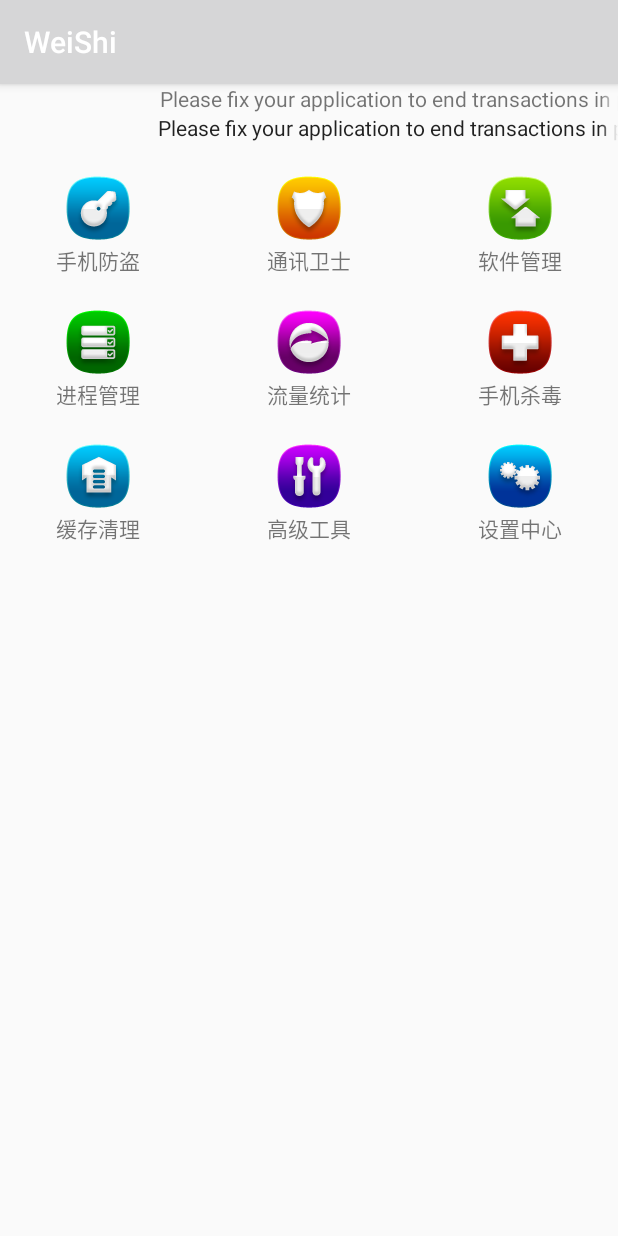
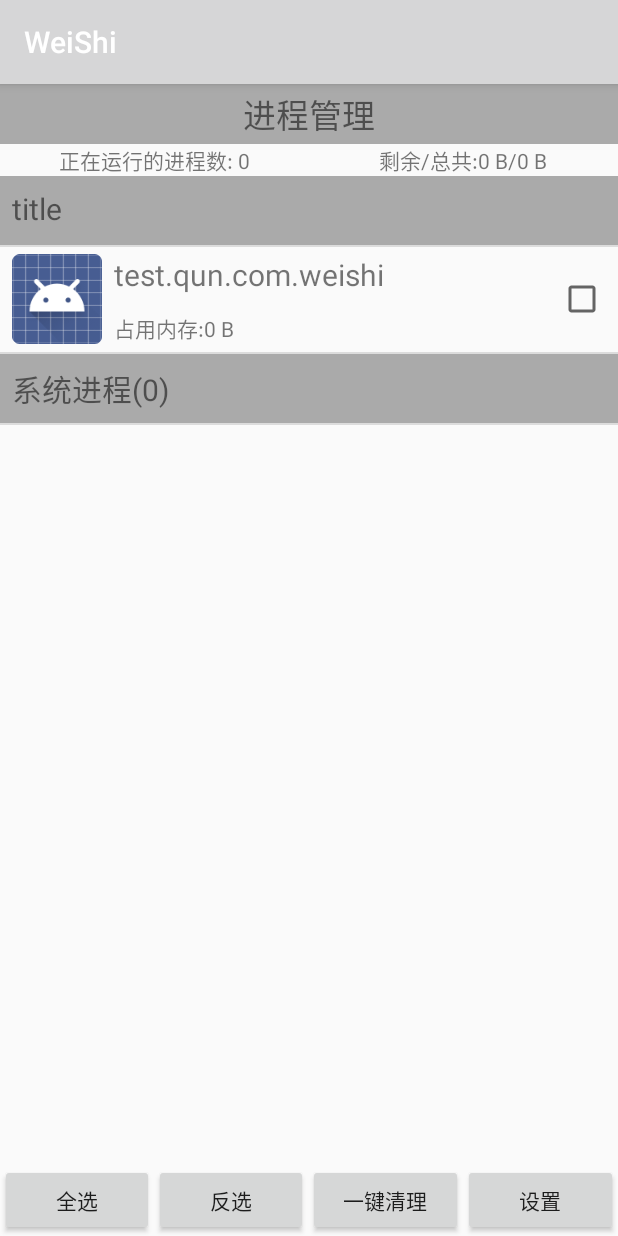
Before and after one commit to weimcgrady91/WeiShi, an Android app: the screen it shows after launch (MainActivity before the commit, ProcessManagerActivity after it), after a tap on "进程管理", on a phone screen of 412 x 824 dp. Run offline under Robolectric (Android 15) with nearby library versions, the phone set to English and light mode, and no system bars; libraries missing offline, so code that uses them is left out: com.jaredrummler.android; 4 statements that could not run were skipped; 3 other taps on this screen came first.

Commit message:
提交进程管理

```diff
--- a/app/build.gradle
+++ b/app/build.gradle
@@ -24,6 +24,7 @@ dependencies {
     implementation 'com.android.support.constraint:constraint-layout:1.0.2'
     implementation 'com.android.support:support-v4:26.1.0'
     implementation 'com.squareup.okhttp3:okhttp:3.10.0'
+    implementation 'com.jaredrummler:android-processes:1.1.1'
     testImplementation 'junit:junit:4.12'
     androidTestImplementation 'com.android.support.test:runner:1.0.1'
     androidTestImplementation 'com.android.support.test.espresso:espresso-core:3.0.1'
--- a/app/src/main/AndroidManifest.xml
+++ b/app/src/main/AndroidManifest.xml
@@ -172,7 +172,8 @@
             </intent-filter>
         </service>
 
-        <activity android:name=".activity.AppManagerActivity"></activity>
+        <activity android:name=".activity.AppManagerActivity" />
+        <activity android:name=".activity.ProcessManagerActivity"></activity>
     </application>
 
 </manifest>
--- a/app/src/main/java/test/qun/com/weishi/activity/MainActivity.java
+++ b/app/src/main/java/test/qun/com/weishi/activity/MainActivity.java
@@ -62,6 +62,9 @@ public class MainActivity extends BaseActivity implements PwdFragment.OnPwdFragm
                 break;
             case 2:
                 AppManagerActivity.enter(this);
+                break;
+            case 3:
+                ProcessManagerActivity.enter(this);
                 break;
             case 7:
                 AdvancedToolsActivity.enter(this);
--- /dev/null
+++ b/app/src/main/java/test/qun/com/weishi/activity/ProcessManagerActivity.java
@@ -0,0 +1,194 @@
+package test.qun.com.weishi.activity;
+
+import android.content.Context;
+import android.content.Intent;
+import android.os.Bundle;
+import android.os.Handler;
+import android.os.Message;
+import android.support.v7.app.AppCompatActivity;
+import android.text.format.Formatter;
+import android.view.LayoutInflater;
+import android.view.View;
+import android.view.ViewGroup;
+import android.widget.BaseAdapter;
+import android.widget.Button;
+import android.widget.CheckBox;
+import android.widget.ImageView;
+import android.widget.ListView;
+import android.widget.TextView;
+
+import java.util.ArrayList;
+import java.util.List;
+
+import test.qun.com.weishi.R;
+import test.qun.com.weishi.bean.ProcessBean;
+import test.qun.com.weishi.engine.ProcessEngine;
+
+public class ProcessManagerActivity extends AppCompatActivity {
+
+    private TextView mTvProcessCount;
+    private ProcessEngine mProcessEngine;
+    private TextView mTvMemory;
+    private List<ProcessBean> customList = new ArrayList<>();
+    private List<ProcessBean> sysList = new ArrayList<>();
+    private ProcessAdapter mAdapter;
+
+    @Override
+    protected void onCreate(Bundle savedInstanceState) {
+        super.onCreate(savedInstanceState);
+        setContentView(R.layout.activity_process_manager);
+        initViews();
+        mProcessEngine = new ProcessEngine();
+    }
+
+    private void initViews() {
+        mTvProcessCount = findViewById(R.id.tv_process_count);
+        mTvMemory = findViewById(R.id.tv_memory);
+        ListView listView = findViewById(R.id.listView);
+        mAdapter = new ProcessAdapter(this);
+        listView.setAdapter(mAdapter);
+        TextView tvTitle = findViewById(R.id.tv_title);
+        Button btnSelectAll = findViewById(R.id.btn_select_all);
+        Button btnUnSelectAll = findViewById(R.id.btn_un_select_all);
+        Button btnClear = findViewById(R.id.btn_clear);
+        Button btnSetting = findViewById(R.id.btn_setting);
+    }
+
+    @Override
+    protected void onStart() {
+        super.onStart();
+        mTvProcessCount.setText("正在运行的进程数: " + mProcessEngine.obtainProcessCount(this) + "");
+        mTvMemory.setText("剩余/总共:" + Formatter.formatFileSize(this, mProcessEngine.obtainAvailableMemory(this))
+                + "/" + Formatter.formatFileSize(this, mProcessEngine.obtainTotalMemory(this)));
+        queryProcessInfo();
+    }
+
+    private Handler mHandler = new Handler() {
+        @Override
+        public void handleMessage(Message msg) {
+            super.handleMessage(msg);
+            mAdapter.notifyDataSetChanged();
+        }
+    };
+
+    public class ProcessAdapter extends BaseAdapter {
+        LayoutInflater mInflater;
+
+        public ProcessAdapter(Context context) {
+            mInflater = LayoutInflater.from(context);
+        }
+
+        @Override
+        public int getCount() {
+            return sysList.size() + customList.size() + 2;
+        }
+
+        @Override
+        public ProcessBean getItem(int position) {
+            if (position == 0 || position == customList.size() + 1) {
+                return null;
+            } else {
+                if (position < customList.size() + 1) {
+                    return customList.get(position - 1);
+                } else {
+                    return sysList.get(position - customList.size() - 2);
+                }
+            }
+        }
+
+        @Override
+        public long getItemId(int position) {
+            return position;
+        }
+
+        @Override
+        public int getViewTypeCount() {
+            return 2;
+        }
+
+        @Override
+        public int getItemViewType(int position) {
+            if (position == 0 || position == customList.size() + 1) {
+                return 0;
+            } else {
+                return 1;
+            }
+        }
+
+        @Override
+        public View getView(int position, View convertView, ViewGroup parent) {
+            if (getItemViewType(position) == 0) {
+                TitleViewHolder viewHolder;
+                if (convertView == null) {
+                    convertView = mInflater.inflate(R.layout.listview_app_item_title, parent, false);
+                    viewHolder = new TitleViewHolder();
+                    viewHolder.title = convertView.findViewById(R.id.tv_title);
+                    convertView.setTag(viewHolder);
+                } else {
+                    viewHolder = (TitleViewHolder) convertView.getTag();
+                }
+                if (position == 0) {
+                    viewHolder.title.setText("用户进程(" + customList.size() + ")");
+                } else {
+                    viewHolder.title.setText("系统进程(" + sysList.size() + ")");
+                }
+                return convertView;
+            } else {
+                ViewHolder viewHolder;
+                if (convertView == null) {
+                    convertView = mInflater.inflate(R.layout.process_manager_item, parent, false);
+                    viewHolder = new ViewHolder();
+                    viewHolder.icon = convertView.findViewById(R.id.img_icon);
+                    viewHolder.packageName = convertView.findViewById(R.id.tv_package_name);
+                    viewHolder.memory = convertView.findViewById(R.id.tv_memory);
+                    viewHolder.isSelected = convertView.findViewById(R.id.cb_selected);
+                    convertView.setTag(viewHolder);
+                } else {
+                    viewHolder = (ViewHolder) convertView.getTag();
+                }
+                viewHolder.icon.setImageDrawable(getItem(position).getIcon());
+                viewHolder.packageName.setText(getItem(position).getPackageName());
+                String strSize = Formatter.formatFileSize(getApplicationContext(), getItem(position).memSize);
+                viewHolder.memory.setText("占用内存:" + strSize);
+                return convertView;
+            }
+
+        }
+
+        public class TitleViewHolder {
+            TextView title;
+        }
+
+        public class ViewHolder {
+            ImageView icon;
+            TextView packageName;
+            TextView memory;
+            CheckBox isSelected;
+        }
+    }
+
+    private void queryProcessInfo() {
+        new Thread(new Runnable() {
+            @Override
+            public void run() {
+                sysList.clear();
+                customList.clear();
+                List<ProcessBean> beans = mProcessEngine.obtainProcessInfo(ProcessManagerActivity.this);
+                for (ProcessBean bean : beans) {
+                    if (bean.isSystem()) {
+                        sysList.add(bean);
+                    } else {
+                        customList.add(bean);
+                    }
+                }
+
+                mHandler.sendEmptyMessage(1);
+            }
+        }).start();
+    }
+
+    public static void enter(Context context) {
+        Intent intent = new Intent(context, ProcessManagerActivity.class);
+        context.startActivity(intent);
+    }
+}
--- /dev/null
+++ b/app/src/main/java/test/qun/com/weishi/bean/ProcessBean.java
@@ -0,0 +1,64 @@
+package test.qun.com.weishi.bean;
+
+import android.graphics.drawable.Drawable;
+
+/**
+ * Created by Administrator on 2018/3/22 0022.
+ */
+
+public class ProcessBean {
+    public String name;//应用名称
+    public Drawable icon;//应用图标
+    public long memSize;//应用已使用的内存数
+    public boolean isCheck;//是否被选中
+    public boolean isSystem;//是否为系统应用
+    public String packageName;//
+
+    public String getName() {
+        return name;
+    }
+
+    public void setName(String name) {
+        this.name = name;
+    }
+
+    public Drawable getIcon() {
+        return icon;
+    }
+
+    public void setIcon(Drawable icon) {
+        this.icon = icon;
+    }
+
+    public long getMemSize() {
+        return memSize;
+    }
+
+    public void setMemSize(long memSize) {
+        this.memSize = memSize;
+    }
+
+    public boolean isCheck() {
+        return isCheck;
+    }
+
+    public void setCheck(boolean check) {
+        isCheck = check;
+    }
+
+    public boolean isSystem() {
+        return isSystem;
+    }
+
+    public void setSystem(boolean system) {
+        isSystem = system;
+    }
+
+    public String getPackageName() {
+        return packageName;
+    }
+
+    public void setPackageName(String packageName) {
+        this.packageName = packageName;
+    }
+}
--- /dev/null
+++ b/app/src/main/java/test/qun/com/weishi/engine/ProcessEngine.java
@@ -0,0 +1,90 @@
+package test.qun.com.weishi.engine;
+
+import android.app.ActivityManager;
+import android.content.Context;
+import android.content.pm.ApplicationInfo;
+import android.content.pm.PackageManager;
+import android.os.Debug;
+
+import com.jaredrummler.android.processes.AndroidProcesses;
+import com.jaredrummler.android.processes.models.AndroidAppProcess;
+
+import java.util.ArrayList;
+import java.util.List;
+
+import test.qun.com.weishi.R;
+import test.qun.com.weishi.bean.ProcessBean;
+
+/**
+ * Created by Administrator on 2018/3/22 0022.
+ */
+
+public class ProcessEngine {
+    public int obtainProcessCount(Context context) {
+//        ActivityManager am = (ActivityManager) context.getSystemService(Context.ACTIVITY_SERVICE);
+        //2,获取正在运行进程的集合
+//        List<ActivityManager.RunningAppProcessInfo> runningAppProcesses = am.getRunningAppProcesses();
+        //3,返回集合的总数
+        List<AndroidAppProcess> processes = AndroidProcesses.getRunningAppProcesses();
+        return processes.size();
+    }
+
+    public long obtainAvailableMemory(Context context) {
+        //1,获取activityManager
+        ActivityManager am = (ActivityManager) context.getSystemService(Context.ACTIVITY_SERVICE);
+        //2,构建存储可用内存的对象
+        ActivityManager.MemoryInfo memoryInfo = new ActivityManager.MemoryInfo();
+        //3,给memoryInfo对象赋(可用内存)值
+        am.getMemoryInfo(memoryInfo);
+        //4,获取memoryInfo中相应可用内存大小
+        return memoryInfo.availMem;
+    }
+
+    public long obtainTotalMemory(Context context) {
+        //1,获取activityManager
+        ActivityManager am = (ActivityManager) context.getSystemService(Context.ACTIVITY_SERVICE);
+        //2,构建存储可用内存的对象
+        ActivityManager.MemoryInfo memoryInfo = new ActivityManager.MemoryInfo();
+        //3,给memoryInfo对象赋(可用内存)值
+        am.getMemoryInfo(memoryInfo);
+        //4,获取memoryInfo中相应可用内存大小
+        return memoryInfo.totalMem;
+    }
+
+    public List<ProcessBean> obtainProcessInfo(Context context) {
+        List<ProcessBean> processInfoList = new ArrayList<>();
+        ActivityManager am = (ActivityManager) context.getSystemService(Context.ACTIVITY_SERVICE);
+        PackageManager pm = context.getPackageManager();
+        //2,获取正在运行进程的集合
+        List<ActivityManager.RunningAppProcessInfo> runningAppProcesses = am.getRunningAppProcesses();
+        for (ActivityManager.RunningAppProcessInfo runningAppProcessInfo : runningAppProcesses) {
+            ProcessBean bean = new ProcessBean();
+            bean.setPackageName(runningAppProcessInfo.processName);
+            Debug.MemoryInfo[] memoryInfos = am.getProcessMemoryInfo(new int[]{runningAppProcessInfo.pid});
+            android.os.Debug.MemoryInfo memoryInfo = memoryInfos[0];
+            bean.memSize = memoryInfo.getTotalPrivateDirty() * 1024;
+
+            try {
+                ApplicationInfo applicationInfo = pm.getApplicationInfo(bean.packageName, 0);
+                //8,获取应用的名称
+                bean.name = applicationInfo.loadLabel(pm).toString();
+                //9,获取应用的图标
+                bean.icon = applicationInfo.loadIcon(pm);
+                //10,判断是否为系统进程
+                if ((applicationInfo.flags & ApplicationInfo.FLAG_SYSTEM) == ApplicationInfo.FLAG_SYSTEM) {
+                    bean.isSystem = true;
+                } else {
+                    bean.isSystem = false;
+                }
+            } catch (PackageManager.NameNotFoundException e) {
+                //需要处理
+                bean.name = runningAppProcessInfo.processName;
+                bean.icon = context.getResources().getDrawable(R.drawable.ic_launcher);
+                bean.isSystem = true;
+                e.printStackTrace();
+            }
+            processInfoList.add(bean);
+        }
+        return processInfoList;
+    }
+}
--- /dev/null
+++ b/app/src/main/res/layout/activity_process_manager.xml
@@ -0,0 +1,92 @@
+<?xml version="1.0" encoding="utf-8"?>
+<LinearLayout xmlns:android="http://schemas.android.com/apk/res/android"
+    xmlns:app="http://schemas.android.com/apk/res-auto"
+    xmlns:tools="http://schemas.android.com/tools"
+    android:layout_width="match_parent"
+    android:layout_height="match_parent"
+    android:orientation="vertical"
+    tools:context="test.qun.com.weishi.activity.ProcessManagerActivity">
+
+    <TextView
+        android:layout_width="match_parent"
+        android:layout_height="40dp"
+        android:background="@android:color/darker_gray"
+        android:gravity="center"
+        android:text="进程管理"
+        android:textSize="22sp" />
+
+    <LinearLayout
+        android:layout_width="match_parent"
+        android:layout_height="wrap_content">
+
+        <TextView
+            android:id="@+id/tv_process_count"
+            android:layout_width="0dp"
+            android:layout_height="wrap_content"
+            android:layout_weight="1"
+            android:gravity="center"
+            android:text="进程数:" />
+
+        <TextView
+            android:id="@+id/tv_memory"
+            android:layout_width="0dp"
+            android:layout_height="wrap_content"
+            android:layout_weight="1"
+            android:gravity="center"
+            android:text="剩余/总共" />
+    </LinearLayout>
+
+    <FrameLayout
+        android:layout_width="match_parent"
+        android:layout_height="0dp"
+        android:layout_weight="1">
+
+        <ListView
+            android:id="@+id/listView"
+            android:layout_width="match_parent"
+            android:layout_height="match_parent" />
+
+        <TextView
+            android:id="@+id/tv_title"
+            android:layout_width="match_parent"
+            android:layout_height="wrap_content"
+            android:background="@android:color/darker_gray"
+            android:padding="8dp"
+            android:text="title"
+            android:textSize="20sp" />
+    </FrameLayout>
+
+    <LinearLayout
+        android:layout_width="match_parent"
+        android:layout_height="wrap_content"
+        android:orientation="horizontal">
+
+        <Button
+            android:id="@+id/btn_select_all"
+            android:layout_width="0dp"
+            android:layout_height="wrap_content"
+            android:layout_weight="1"
+            android:text="全选" />
+
+        <Button
+            android:id="@+id/btn_un_select_all"
+            android:layout_width="0dp"
+            android:layout_height="wrap_content"
+            android:layout_weight="1"
+            android:text="反选" />
+
+        <Button
+            android:id="@+id/btn_clear"
+            android:layout_width="0dp"
+            android:layout_height="wrap_content"
+            android:layout_weight="1"
+            android:text="一键清理" />
+
+        <Button
+            android:id="@+id/btn_setting"
+            android:layout_width="0dp"
+            android:layout_height="wrap_content"
+            android:layout_weight="1"
+            android:text="设置" />
+    </LinearLayout>
+</LinearLayout>
--- /dev/null
+++ b/app/src/main/res/layout/process_manager_item.xml
@@ -0,0 +1,40 @@
+<?xml version="1.0" encoding="utf-8"?>
+<RelativeLayout xmlns:android="http://schemas.android.com/apk/res/android"
+    android:layout_width="match_parent"
+    android:layout_height="70dp">
+
+    <ImageView
+        android:id="@+id/img_icon"
+        android:layout_width="60dp"
+        android:layout_height="60dp"
+        android:layout_centerVertical="true"
+        android:layout_marginLeft="8dp"
+        android:src="@drawable/phone" />
+
+    <TextView
+        android:id="@+id/tv_package_name"
+        android:layout_width="wrap_content"
+        android:layout_height="wrap_content"
+        android:layout_alignTop="@+id/img_icon"
+        android:layout_marginLeft="8dp"
+        android:layout_toRightOf="@id/img_icon"
+        android:text="com.gionee.weiqun"
+        android:textSize="20sp" />
+
+    <TextView
+        android:id="@+id/tv_memory"
+        android:layout_width="wrap_content"
+        android:layout_height="wrap_content"
+        android:layout_alignBottom="@+id/img_icon"
+        android:layout_marginLeft="8dp"
+        android:layout_toRightOf="@+id/img_icon"
+        android:text="手机应用" />
+
+    <CheckBox
+        android:id="@+id/cb_selected"
+        android:layout_width="wrap_content"
+        android:layout_height="wrap_content"
+        android:layout_alignParentEnd="true"
+        android:layout_centerVertical="true"
+        android:layout_marginRight="8dp" />
+</RelativeLayout>
```
